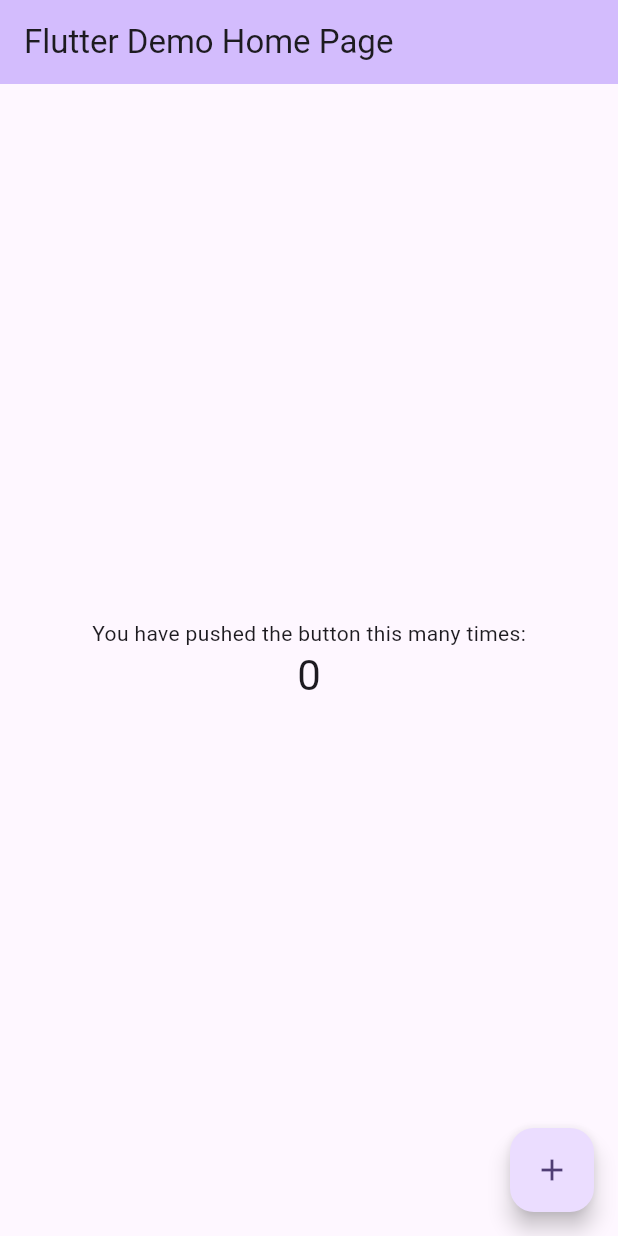
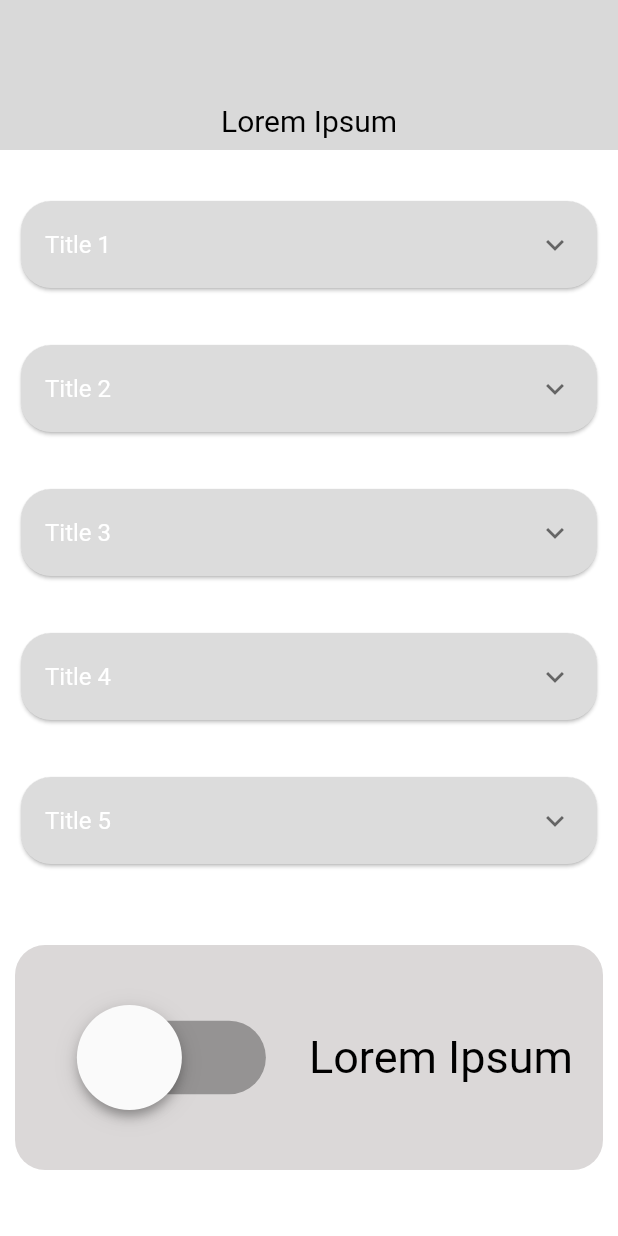
Before and after one commit to Anandi-San/Traffic-Light-Controller, a Flutter app: the screen it shows after launch, on a phone screen of 412 x 824 dp. Run offline on Flutter 3.47's test engine with Material 2 defaults, Android fonts, the phone set to English and light mode, and no system bars.

Commit message:
update mobile

```diff
--- /dev/null
+++ b/Flutter_Code/lib/Component/switch_item.dart
@@ -0,0 +1,25 @@
+import 'package:flutter/material.dart';
+
+class Switchitem extends StatefulWidget {
+  const Switchitem({Key? key}) : super(key: key); // Perbarui parameter key
+
+  @override
+  State<Switchitem> createState() => _MyWidgetState();
+}
+
+class _MyWidgetState extends State<Switchitem> {
+  bool isSelected = false;
+
+  @override
+  Widget build(BuildContext context) {
+    return Switch(
+      onChanged: (value) {
+        setState(() {
+          isSelected = !isSelected;
+          print("Value $value");
+        });
+      },
+      value: isSelected,
+    );
+  }
+}
--- /dev/null
+++ b/Flutter_Code/lib/Page/home.dart
@@ -0,0 +1,257 @@
+import 'package:flutter/material.dart';
+import 'package:traffic_light_controller/Component/switch_item.dart';
+
+void main() {
+  runApp(MyApp());
+}
+
+class MyApp extends StatelessWidget {
+  @override
+  Widget build(BuildContext context) {
+    return MaterialApp(
+      title: 'Flutter Demo',
+      theme: ThemeData(
+        primarySwatch: Colors.blue,
+      ),
+      home: Home(),
+    );
+  }
+}
+
+class Home extends StatefulWidget {
+  const Home({Key? key});
+
+  @override
+  State<Home> createState() => _HomeState();
+}
+
+class _HomeState extends State<Home> {
+  @override
+  Widget build(BuildContext context) {
+    return Scaffold(
+      backgroundColor: Colors.white,
+      body: SingleChildScrollView(
+        child: Column(
+          children: <Widget>[
+            Container(
+              color: const Color(0xFFD9D9D9),
+              width: double.infinity,
+              height: 100,
+              child: const Align(
+                alignment: Alignment.bottomCenter,
+                child: Padding(
+                  padding: EdgeInsets.only(bottom: 8.0),
+                  child: Text(
+                    'Lorem Ipsum',
+                    style: TextStyle(
+                        fontSize: 20, color: Color.fromARGB(255, 0, 0, 0)),
+                  ),
+                ),
+              ),
+            ),
+            Padding(
+              padding: const EdgeInsets.symmetric(horizontal: 10, vertical: 30),
+              child: Column(
+                children: [
+                  Card(
+                    shape: RoundedRectangleBorder(
+                      borderRadius: BorderRadius.circular(20.0),
+                    ),
+                    color: const Color(0xFFDCDCDC),
+                    child: const ExpansionTile(
+                      title: Text(
+                        'Title 1',
+                        style: TextStyle(color: Colors.white),
+                      ),
+                      children: <Widget>[
+                        ListTile(
+                          title: Text('Item 1',
+                              style: TextStyle(color: Colors.white)),
+                          trailing: Switchitem(),
+                        ),
+                        ListTile(
+                          title: Text('Item 2',
+                              style: TextStyle(color: Colors.white)),
+                          trailing: Switchitem(),
+                        ),
+                        ListTile(
+                          title: Text('Item 3',
+                              style: TextStyle(color: Colors.white)),
+                          trailing: Switchitem(),
+                        ),
+                      ],
+                    ),
+                  ),
+                  const SizedBox(height: 30),
+                  Card(
+                    shape: RoundedRectangleBorder(
+                      borderRadius: BorderRadius.circular(20.0),
+                    ),
+                    color: const Color(0xFFDCDCDC),
+                    child: const ExpansionTile(
+                      title: Text(
+                        'Title 2',
+                        style: TextStyle(color: Colors.white),
+                      ),
+                      children: <Widget>[
+                        ListTile(
+                          title: Text('Item 1',
+                              style: TextStyle(color: Colors.white)),
+                          trailing: Switchitem(),
+                        ),
+                        ListTile(
+                          title: Text('Item 2',
+                              style: TextStyle(color: Colors.white)),
+                          trailing: Switchitem(),
+                        ),
+                        ListTile(
+                          title: Text('Item 3',
+                              style: TextStyle(color: Colors.white)),
+                          trailing: Switchitem(),
+                        ),
+                      ],
+                    ),
+                  ),
+                  const SizedBox(height: 30),
+                  Card(
+                    shape: RoundedRectangleBorder(
+                      borderRadius: BorderRadius.circular(20.0),
+                    ),
+                    color: const Color(0xFFDCDCDC),
+                    child: const ExpansionTile(
+                      title: Text(
+                        'Title 3',
+                        style: TextStyle(color: Colors.white),
+                      ),
+                      children: <Widget>[
+                        ListTile(
+                          title: Text('Item 1',
+                              style: TextStyle(color: Colors.white)),
+                          trailing: Switchitem(),
+                        ),
+                        ListTile(
+                          title: Text('Item 2',
+                              style: TextStyle(color: Colors.white)),
+                          trailing: Switchitem(),
+                        ),
+                        ListTile(
+                          title: Text('Item 3',
+                              style: TextStyle(color: Colors.white)),
+                          trailing: Switchitem(),
+                        ),
+                      ],
+                    ),
+                  ),
+                  const SizedBox(height: 30),
+                  Card(
+                    shape: RoundedRectangleBorder(
+                      borderRadius: BorderRadius.circular(20.0),
+                    ),
+                    color: const Color(0xFFDCDCDC),
+                    child: const ExpansionTile(
+                      title: Text(
+                        'Title 4',
+                        style: TextStyle(color: Colors.white),
+                      ),
+                      children: <Widget>[
+                        ListTile(
+                          title: Text('Item 1',
+                              style: TextStyle(color: Colors.white)),
+                          trailing: Switchitem(),
+                        ),
+                        Divider(
+                          // Garis pemisah pertama
+                          color: Color.fromARGB(255, 0, 0, 0),
+                          thickness: 1,
+                        ),
+                        ListTile(
+                          title: Text('Item 2',
+                              style: TextStyle(color: Colors.white)),
+                          trailing: Switchitem(),
+                        ),
+                        Divider(
+                          // Garis pemisah pertama
+                          color: Color.fromARGB(255, 0, 0, 0),
+                          thickness: 1,
+                        ),
+                        ListTile(
+                          title: Text('Item 3',
+                              style: TextStyle(color: Colors.white)),
+                          trailing: Switchitem(),
+                        ),
+                        Divider(
+                          // Garis pemisah pertama
+                          color: Color.fromARGB(255, 0, 0, 0),
+                          thickness: 1,
+                        ),
+                      ],
+                    ),
+                  ),
+                  const SizedBox(height: 30),
+                  Card(
+                    shape: RoundedRectangleBorder(
+                      borderRadius: BorderRadius.circular(20.0),
+                    ),
+                    color: const Color(0xFFDCDCDC),
+                    child: const ExpansionTile(
+                      title: Text(
+                        'Title 5',
+                        style: TextStyle(color: Colors.white),
+                      ),
+                      children: <Widget>[
+                        ListTile(
+                          title: Text('Item 1',
+                              style: TextStyle(color: Colors.white)),
+                          trailing: Switchitem(),
+                        ),
+                        ListTile(
+                          title: Text('Item 2',
+                              style: TextStyle(color: Colors.white)),
+                          trailing: Switchitem(),
+                        ),
+                      ],
+                    ),
+                  ),
+                  const SizedBox(height: 50),
+                  Container(
+                    height: 150,
+                    width: double.maxFinite,
+                    decoration: BoxDecoration(
+                      color: const Color(0xFFDBD8D8),
+                      borderRadius: BorderRadius.circular(20),
+                    ),
+                    child: Row(
+                      mainAxisAlignment: MainAxisAlignment.spaceBetween,
+                      children: [
+                        Padding(
+                          padding: const EdgeInsets.only(left: 80.0),
+                          child: Transform.scale(
+                            scale:
+                                3.5, // Sesuaikan faktor skala sesuai kebutuhan
+                            child:
+                                const Switchitem(), // Menempatkan widget Switchitem di dalam Container
+                          ),
+                        ),
+                        const Padding(
+                          padding: EdgeInsets.only(right: 20.0),
+                          child: Align(
+                            alignment: Alignment.center,
+                            child: Text(
+                              'Lorem Ipsum',
+                              style:
+                                  TextStyle(fontSize: 30, color: Colors.black),
+                            ),
+                          ),
+                        ),
+                      ],
+                    ),
+                  ),
+                ],
+              ),
+            ),
+          ],
+        ),
+      ),
+    );
+  }
+}
--- a/Flutter_Code/lib/main.dart
+++ b/Flutter_Code/lib/main.dart
@@ -1,125 +1,19 @@
 import 'package:flutter/material.dart';
+import 'package:traffic_light_controller/Page/home.dart';
 
 void main() {
-  runApp(const MyApp());
+  runApp(MyApp());
 }
 
 class MyApp extends StatelessWidget {
-  const MyApp({super.key});
-
-  // This widget is the root of your application.
   @override
   Widget build(BuildContext context) {
     return MaterialApp(
       title: 'Flutter Demo',
       theme: ThemeData(
-        // This is the theme of your application.
-        //
-        // TRY THIS: Try running your application with "flutter run". You'll see
-        // the application has a blue toolbar. Then, without quitting the app,
-        // try changing the seedColor in the colorScheme below to Colors.green
-        // and then invoke "hot reload" (save your changes or press the "hot
-        // reload" button in a Flutter-supported IDE, or press "r" if you used
-        // the command line to start the app).
-        //
-        // Notice that the counter didn't reset back to zero; the application
-        // state is not lost during the reload. To reset the state, use hot
-        // restart instead.
-        //
-        // This works for code too, not just values: Most code changes can be
-        // tested with just a hot reload.
-        colorScheme: ColorScheme.fromSeed(seedColor: Colors.deepPurple),
-        useMaterial3: true,
+        primarySwatch: Colors.blue,
       ),
-      home: const MyHomePage(title: 'Flutter Demo Home Page'),
+      home: const Home(),
     );
   }
 }
-
-class MyHomePage extends StatefulWidget {
-  const MyHomePage({super.key, required this.title});
-
-  // This widget is the home page of your application. It is stateful, meaning
-  // that it has a State object (defined below) that contains fields that affect
-  // how it looks.
-
-  // This class is the configuration for the state. It holds the values (in this
-  // case the title) provided by the parent (in this case the App widget) and
-  // used by the build method of the State. Fields in a Widget subclass are
-  // always marked "final".
-
-  final String title;
-
-  @override
-  State<MyHomePage> createState() => _MyHomePageState();
-}
-
-class _MyHomePageState extends State<MyHomePage> {
-  int _counter = 0;
-
-  void _incrementCounter() {
-    setState(() {
-      // This call to setState tells the Flutter framework that something has
-      // changed in this State, which causes it to rerun the build method below
-      // so that the display can reflect the updated values. If we changed
-      // _counter without calling setState(), then the build method would not be
-      // called again, and so nothing would appear to happen.
-      _counter++;
-    });
-  }
-
-  @override
-  Widget build(BuildContext context) {
-    // This method is rerun every time setState is called, for instance as done
-    // by the _incrementCounter method above.
-    //
-    // The Flutter framework has been optimized to make rerunning build methods
-    // fast, so that you can just rebuild anything that needs updating rather
-    // than having to individually change instances of widgets.
-    return Scaffold(
-      appBar: AppBar(
-        // TRY THIS: Try changing the color here to a specific color (to
-        // Colors.amber, perhaps?) and trigger a hot reload to see the AppBar
-        // change color while the other colors stay the same.
-        backgroundColor: Theme.of(context).colorScheme.inversePrimary,
-        // Here we take the value from the MyHomePage object that was created by
-        // the App.build method, and use it to set our appbar title.
-        title: Text(widget.title),
-      ),
-      body: Center(
-        // Center is a layout widget. It takes a single child and positions it
-        // in the middle of the parent.
-        child: Column(
-          // Column is also a layout widget. It takes a list of children and
-          // arranges them vertically. By default, it sizes itself to fit its
-          // children horizontally, and tries to be as tall as its parent.
-          //
-          // Column has various properties to control how it sizes itself and
-          // how it positions its children. Here we use mainAxisAlignment to
-          // center the children vertically; the main axis here is the vertical
-          // axis because Columns are vertical (the cross axis would be
-          // horizontal).
-          //
-          // TRY THIS: Invoke "debug painting" (choose the "Toggle Debug Paint"
-          // action in the IDE, or press "p" in the console), to see the
-          // wireframe for each widget.
-          mainAxisAlignment: MainAxisAlignment.center,
-          children: <Widget>[
-            const Text(
-              'You have pushed the button this many times:',
-            ),
-            Text(
-              '$_counter',
-              style: Theme.of(context).textTheme.headlineMedium,
-            ),
-          ],
-        ),
-      ),
-      floatingActionButton: FloatingActionButton(
-        onPressed: _incrementCounter,
-        tooltip: 'Increment',
-        child: const Icon(Icons.add),
-      ), // This trailing comma makes auto-formatting nicer for build methods.
-    );
-  }
-}
```
Also changed, not shown: Flutter_Code/pubspec.yaml (+3 -34 lines), Flutter_Code/assets/OFF.png (added), Flutter_Code/assets/On.png (added).
